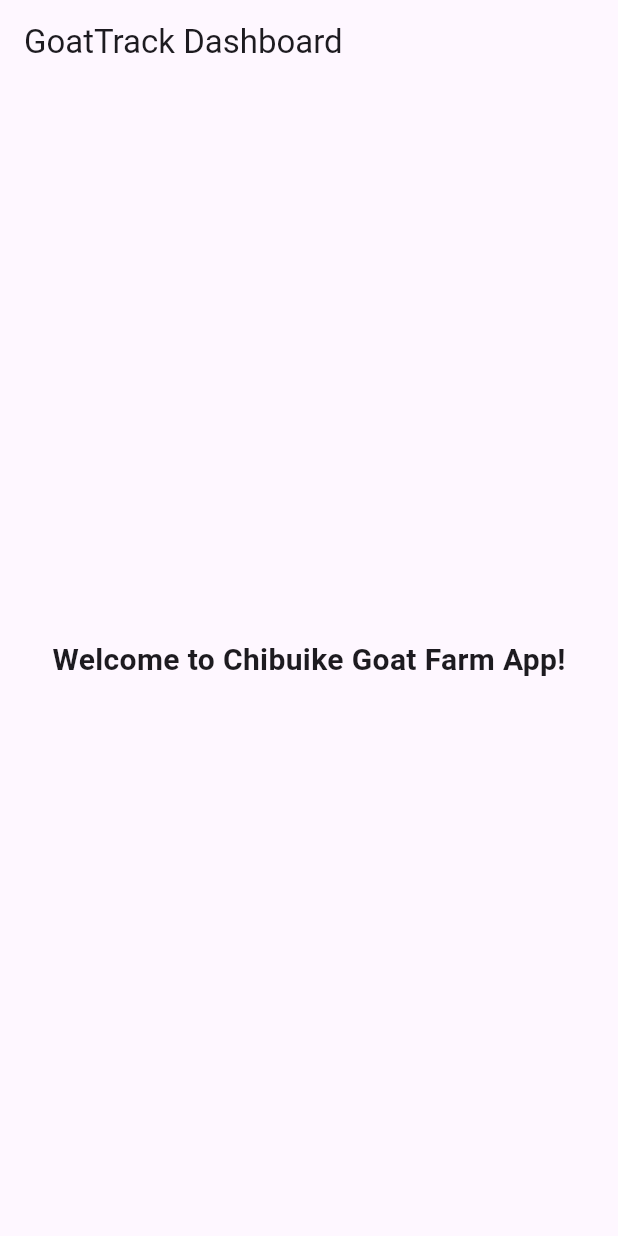
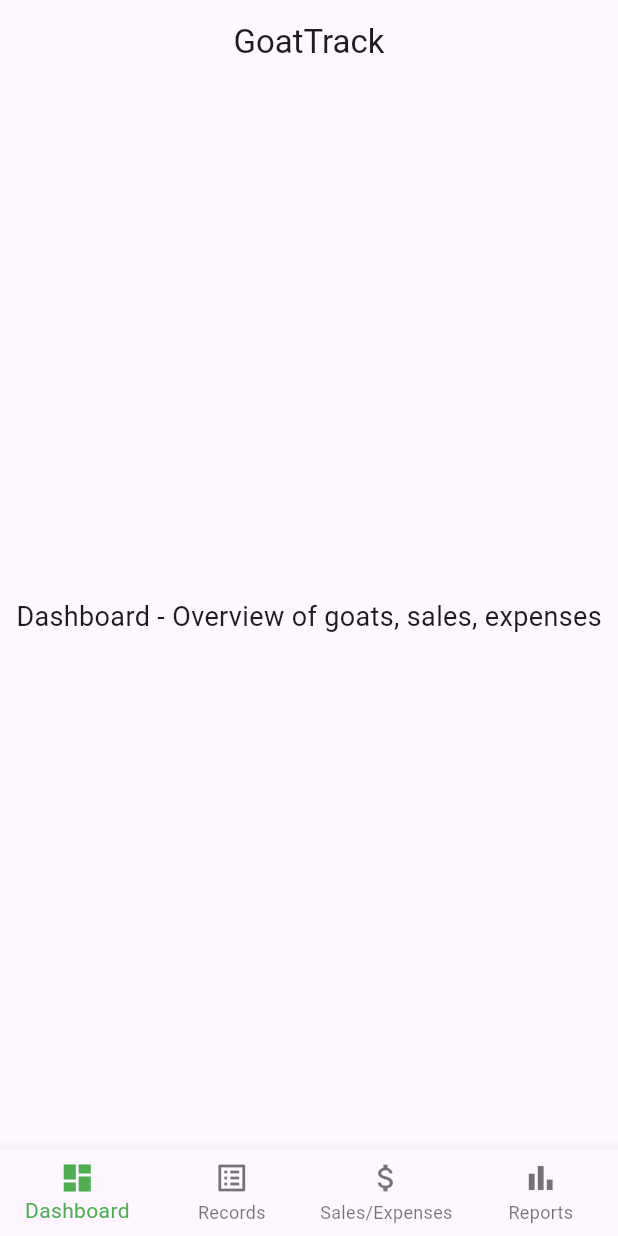
Before and after one commit to NnadiMarcel/GoatTrack, a Flutter app: the screen it shows after launch, on a phone screen of 412 x 824 dp. Run offline on Flutter 3.47's test engine with Material 3 defaults, Android fonts, the light colour scheme and no system bars.

Commit message:
add Dashboard, Records, Sales/Expensis and Reports pages

```diff
--- a/lib/main.dart
+++ b/lib/main.dart
@@ -1,35 +1,118 @@
 import 'package:flutter/material.dart';
 
 void main() {
-  runApp(GoatFarmApp());
+  runApp(const GoatFarmApp());
 }
 
 class GoatFarmApp extends StatelessWidget {
+  const GoatFarmApp({super.key});
+
   @override
   Widget build(BuildContext context) {
     return MaterialApp(
+      debugShowCheckedModeBanner: false,
       title: 'GoatTrack',
       theme: ThemeData(
         primarySwatch: Colors.green,
       ),
-      home: GoatDashboard(),
+      home: const MainPage(),
     );
   }
 }
 
-class GoatDashboard extends StatelessWidget {
+class MainPage extends StatefulWidget {
+  const MainPage({super.key});
+
+  @override
+  State<MainPage> createState() => _MainPageState();
+}
+
+class _MainPageState extends State<MainPage> {
+  int _selectedIndex = 0;
+
+  final List<Widget> _pages = [
+    const DashboardPage(),
+    const GoatRecordsPage(),
+    const SalesExpensesPage(),
+    const ReportsPage(),
+  ];
+
+  void _onItemTapped(int index) {
+    setState(() {
+      _selectedIndex = index;
+    });
+  }
+
   @override
   Widget build(BuildContext context) {
     return Scaffold(
       appBar: AppBar(
-        title: Text('GoatTrack Dashboard'),
+        title: const Text("GoatTrack"),
+        centerTitle: true,
       ),
-      body: Center(
-        child: Text(
-          'Welcome to Chibuike Goat Farm App!',
-          style: TextStyle(fontSize: 20, fontWeight: FontWeight.bold),
-        ),
+      body: _pages[_selectedIndex],
+      bottomNavigationBar: BottomNavigationBar(
+        type: BottomNavigationBarType.fixed,
+        items: const [
+          BottomNavigationBarItem(icon: Icon(Icons.dashboard), label: "Dashboard"),
+          BottomNavigationBarItem(icon: Icon(Icons.list_alt), label: "Records"),
+          BottomNavigationBarItem(icon: Icon(Icons.attach_money), label: "Sales/Expenses"),
+          BottomNavigationBarItem(icon: Icon(Icons.bar_chart), label: "Reports"),
+        ],
+        currentIndex: _selectedIndex,
+        selectedItemColor: Colors.green,
+        onTap: _onItemTapped,
       ),
     );
   }
 }
+
+// ----------------- Pages -----------------
+
+class DashboardPage extends StatelessWidget {
+  const DashboardPage({super.key});
+
+  @override
+  Widget build(BuildContext context) {
+    return const Center(
+      child: Text("Dashboard - Overview of goats, sales, expenses",
+          style: TextStyle(fontSize: 18)),
+    );
+  }
+}
+
+class GoatRecordsPage extends StatelessWidget {
+  const GoatRecordsPage({super.key});
+
+  @override
+  Widget build(BuildContext context) {
+    return const Center(
+      child: Text("Goat Records - Add, Edit, Delete goats",
+          style: TextStyle(fontSize: 18)),
+    );
+  }
+}
+
+class SalesExpensesPage extends StatelessWidget {
+  const SalesExpensesPage({super.key});
+
+  @override
+  Widget build(BuildContext context) {
+    return const Center(
+      child: Text("Sales & Expenses - Record sales and expenses",
+          style: TextStyle(fontSize: 18)),
+    );
+  }
+}
+
+class ReportsPage extends StatelessWidget {
+  const ReportsPage({super.key});
+
+  @override
+  Widget build(BuildContext context) {
+    return const Center(
+      child: Text("Reports - Profit/Loss overview",
+          style: TextStyle(fontSize: 18)),
+    );
+  }
+}
```
